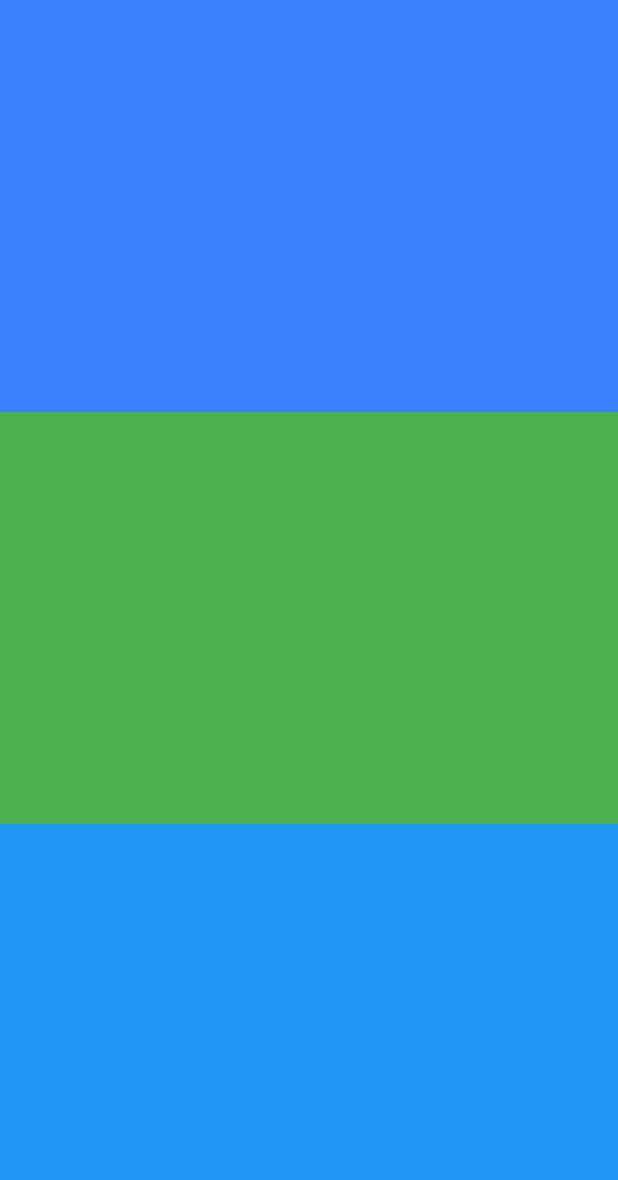
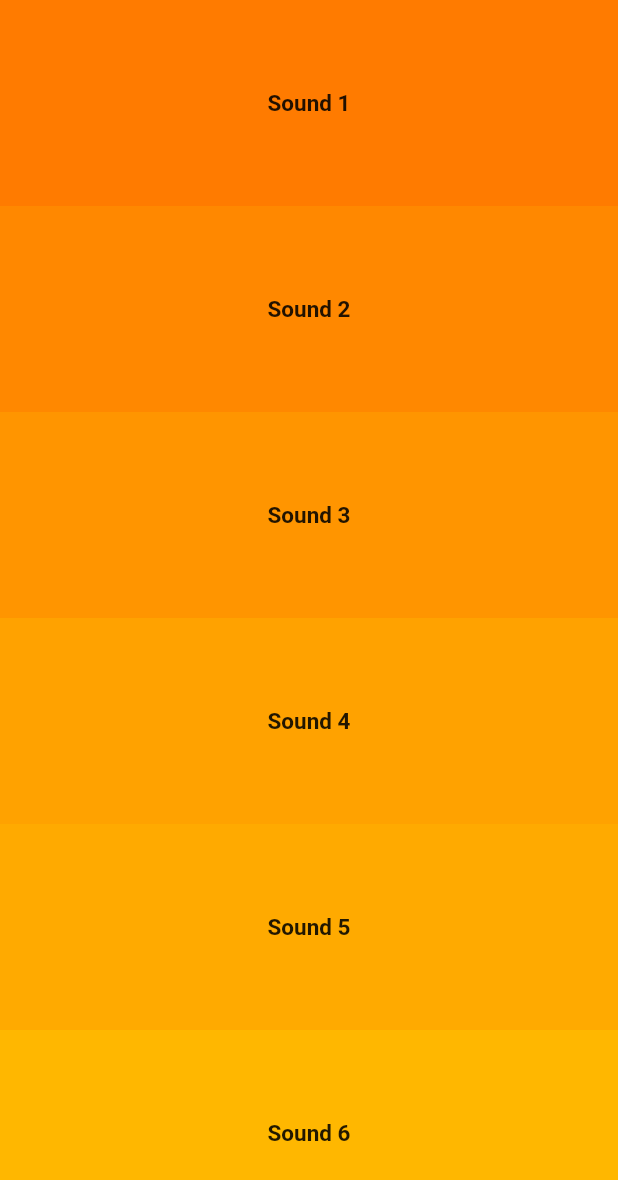
Before and after one commit to alpondith/flutter_playground, a Flutter app: the screen it shows after launch, on a phone screen of 412 x 824 dp. Shown: the top 1180 px of the screen. Run offline on Flutter 3.47's test engine with Material 2 defaults, Android fonts, the phone set to English and light mode, and no system bars; our stand-ins replace audioplayers.

Commit message:
piano branch

```diff
--- a/lib/colors.dart
+++ /dev/null
@@ -1,16 +0,0 @@
-import 'package:flutter/material.dart';
-
-class ThemeColors {
-  static const Color PRIMARY = Color(0xff3880FF);
-  static const Color SECONDARY = Color(0xffAA66CC);
-  static const Color SUCCESS = Color(0xff10DC60);
-  static const Color INFO = Color(0xff33B5E5);
-  static const Color WARNING = Color(0xffFFBB33);
-  static const Color DANGER = Color(0xffF04141);
-  static const Color LIGHT = Color(0xffE0E0E0);
-  static const Color DARK = Color(0xff222428);
-  static const Color WHITE = Color(0xffffffff);
-  static const Color FOCUS = Color(0xff434054);
-  static const Color ALT = Color(0xff794c8a);
-  static const Color TRANSPARENT = Colors.transparent;
-}
--- a/lib/main.dart
+++ b/lib/main.dart
@@ -1,35 +1,7 @@
 import 'package:flutter/material.dart';
-import 'package:flutter_playground/colors.dart';
 
-import 'expanded_tile.dart';
+import 'player.dart';
 
-void main() => runApp(App());
-
-class App extends StatelessWidget {
-  const App({Key? key}) : super(key: key);
-
-  @override
-  Widget build(BuildContext context) {
-    return MaterialApp(
-      debugShowCheckedModeBanner: false,
-      home: Scaffold(
-        body: Column(
-          children: [
-            ExpandedTile(
-              color: ThemeColors.PRIMARY,
-              audio: "beep",
-            ),
-            ExpandedTile(
-              color: Colors.green,
-              audio: "sound",
-            ),
-            ExpandedTile(
-              color: Colors.blue,
-              audio: "beep",
-            ),
-          ],
-        ),
-      ),
-    );
-  }
+void main() {
+  runApp(Player());
 }
--- /dev/null
+++ b/lib/player.dart
@@ -0,0 +1,53 @@
+import 'package:flutter/material.dart';
+
+import 'sound_speaker.dart';
+import 'utils/colors.dart';
+import 'utils/sounds.dart';
+
+class Player extends StatelessWidget {
+  const Player({Key? key}) : super(key: key);
+
+  @override
+  Widget build(BuildContext context) {
+    return MaterialApp(
+      title: 'Sound Player',
+      debugShowCheckedModeBanner: false,
+      home: Scaffold(
+        body: Column(
+          children: [
+            SoundSpeaker(
+              color: ThemeColors.COLOR1,
+              audio: SoundManager.SOUND1,
+              title: "Sound 1",
+            ),
+            SoundSpeaker(
+              color: ThemeColors.COLOR2,
+              audio: SoundManager.SOUND2,
+              title: "Sound 2",
+            ),
+            SoundSpeaker(
+              color: ThemeColors.COLOR3,
+              audio: SoundManager.SOUND3,
+              title: "Sound 3",
+            ),
+            SoundSpeaker(
+              color: ThemeColors.COLOR4,
+              audio: SoundManager.SOUND4,
+              title: "Sound 4",
+            ),
+            SoundSpeaker(
+              color: ThemeColors.COLOR5,
+              audio: SoundManager.SOUND5,
+              title: "Sound 5",
+            ),
+            SoundSpeaker(
+              color: ThemeColors.COLOR6,
+              audio: SoundManager.SOUND6,
+              title: "Sound 6",
+            ),
+          ],
+        ),
+      ),
+    );
+  }
+}
--- a/lib/expanded_tile.dart
+++ b/lib/sound_speaker.dart
@@ -1,13 +1,15 @@
 import 'package:audioplayers/audioplayers.dart';
 import 'package:flutter/material.dart';
 
-class ExpandedTile extends StatelessWidget {
+class SoundSpeaker extends StatelessWidget {
   final Color color;
   final String audio;
-  const ExpandedTile({
+  final String title;
+  const SoundSpeaker({
     Key? key,
-    required this.color,
+    this.color = Colors.white,
     required this.audio,
+    this.title = '',
   }) : super(key: key);
 
   @override
@@ -16,12 +18,21 @@ class ExpandedTile extends StatelessWidget {
       flex: 1,
       child: InkWell(
         onTap: () {
-          AudioPlayer().play("assets/$audio.mp3", isLocal: true);
+          AudioPlayer().play(audio, isLocal: true);
         },
         child: Container(
           color: color,
           height: double.infinity,
           width: double.infinity,
+          child: Center(
+            child: Text(
+              title,
+              style: TextStyle(
+                fontSize: 15,
+                fontWeight: FontWeight.bold,
+              ),
+            ),
+          ),
         ),
       ),
     );
--- /dev/null
+++ b/lib/utils/colors.dart
@@ -0,0 +1,10 @@
+import 'package:flutter/material.dart';
+
+class ThemeColors {
+  static const Color COLOR1 = Color(0xFFff7b00);
+  static const Color COLOR2 = Color(0xFFff8800);
+  static const Color COLOR3 = Color(0xFFff9500);
+  static const Color COLOR4 = Color(0xFFffa200);
+  static const Color COLOR5 = Color(0xFFffaa00);
+  static const Color COLOR6 = Color(0xFFffb700);
+}
--- /dev/null
+++ b/lib/utils/sounds.dart
@@ -0,0 +1,12 @@
+class SoundPath {
+  static const String BasePath = "assets/sounds/";
+}
+
+class SoundManager {
+  static const String SOUND1 = SoundPath.BasePath + "music1.mp3";
+  static const String SOUND2 = SoundPath.BasePath + "music2.mp3";
+  static const String SOUND3 = SoundPath.BasePath + "music3.mp3";
+  static const String SOUND4 = SoundPath.BasePath + "music4.mp3";
+  static const String SOUND5 = SoundPath.BasePath + "music5.mp3";
+  static const String SOUND6 = SoundPath.BasePath + "music6.mp3";
+}
```
Also changed, not shown: screenshot.png (added), 9 other files.
